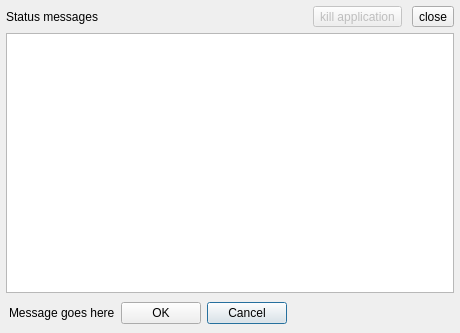
Qt form src/gui/overlaymessages.ui (swift-project/pilotclient) before a commit.
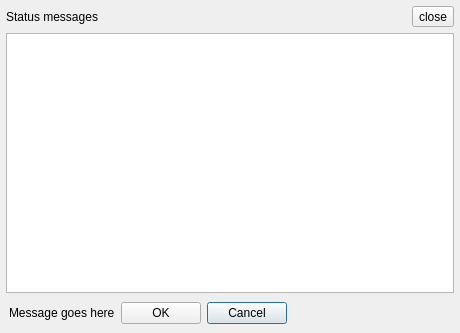
The same form after that commit. Icons and pictures are not drawn. Custom widgets are drawn as their Qt base class.

Commit message: refactor: Remove kill button

What changed in the file:
```diff
--- a/src/gui/overlaymessages.ui
+++ b/src/gui/overlaymessages.ui
@@ -79,23 +79,6 @@
            </property>
           </spacer>
          </item>
-         <item>
-          <widget class="QToolButton" name="tb_Kill">
-           <property name="enabled">
-            <bool>false</bool>
-           </property>
-           <property name="toolTip">
-            <string>kill application</string>
-           </property>
-           <property name="text">
-            <string>kill application</string>
-           </property>
-           <property name="icon">
-            <iconset resource="../misc/misc.qrc">
-             <normaloff>:/misc/icons/misc/skull64.png</normaloff>:/misc/icons/misc/skull64.png</iconset>
-           </property>
-          </widget>
-         </item>
          <item>
           <widget class="QToolButton" name="tb_Close">
            <property name="text">
```
The commit also changes 12 other files.
